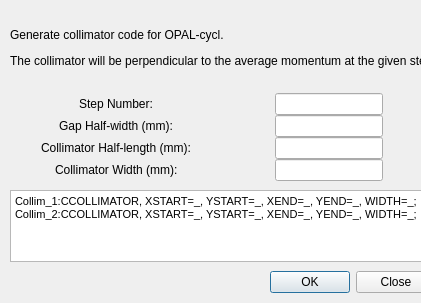
First picture: the form in py_particle_processor_qt/tools/CollimOPAL/collimOPALgui.ui, repository DanielWinklehner/py_particle_processor, before the edit.
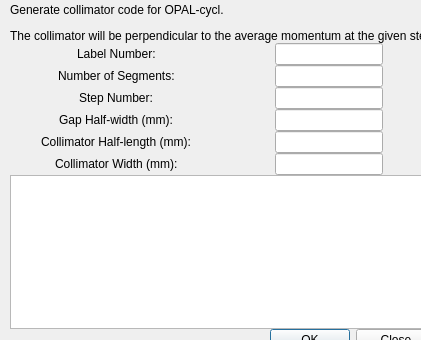
Second picture: the form after the edit.

Commit message: Improved collimator placement -MY

The edit to the form file:
```diff
--- a/py_particle_processor_qt/tools/CollimOPAL/collimOPALgui.ui
+++ b/py_particle_processor_qt/tools/CollimOPAL/collimOPALgui.ui
@@ -7,7 +7,7 @@
     <x>0</x>
     <y>0</y>
     <width>421</width>
-    <height>303</height>
+    <height>340</height>
    </rect>
   </property>
   <property name="sizePolicy">
@@ -35,7 +35,7 @@
       <x>10</x>
       <y>3</y>
       <width>401</width>
-      <height>300</height>
+      <height>358</height>
      </rect>
     </property>
     <layout class="QVBoxLayout" name="verticalLayout_3">
@@ -66,7 +66,17 @@
      </item>
      <item>
       <layout class="QGridLayout" name="gridLayout">
-       <item row="2" column="0" alignment="Qt::AlignHCenter">
+       <item row="6" column="0" alignment="Qt::AlignHCenter">
+        <widget class="QLabel" name="label_7">
+         <property name="text">
+          <string>Collimator Width (mm):</string>
+         </property>
+        </widget>
+       </item>
+       <item row="4" column="1" alignment="Qt::AlignHCenter">
+        <widget class="QLineEdit" name="gap"/>
+       </item>
+       <item row="4" column="0" alignment="Qt::AlignHCenter">
         <widget class="QLabel" name="label_6">
          <property name="text">
           <string>Gap Half-width (mm):</string>
@@ -74,41 +84,51 @@
         </widget>
        </item>
        <item row="2" column="1" alignment="Qt::AlignHCenter">
-        <widget class="QLineEdit" name="gap"/>
-       </item>
-       <item row="4" column="1" alignment="Qt::AlignHCenter">
-        <widget class="QLineEdit" name="w"/>
-       </item>
-       <item row="4" column="0" alignment="Qt::AlignHCenter">
-        <widget class="QLabel" name="label_7">
-         <property name="text">
-          <string>Collimator Width (mm):</string>
-         </property>
-        </widget>
-       </item>
-       <item row="0" column="1" alignment="Qt::AlignHCenter">
         <widget class="QLineEdit" name="step"/>
        </item>
-       <item row="0" column="0" alignment="Qt::AlignHCenter">
-        <widget class="QLabel" name="label_2">
-         <property name="text">
-          <string>Step Number:</string>
-         </property>
-        </widget>
+       <item row="6" column="1" alignment="Qt::AlignHCenter">
+        <widget class="QLineEdit" name="w"/>
        </item>
-       <item row="3" column="0" alignment="Qt::AlignHCenter">
+       <item row="5" column="1" alignment="Qt::AlignHCenter">
+        <widget class="QLineEdit" name="hl"/>
+       </item>
+       <item row="5" column="0" alignment="Qt::AlignHCenter">
         <widget class="QLabel" name="label_8">
          <property name="text">
           <string>Collimator Half-length (mm):</string>
          </property>
         </widget>
        </item>
-       <item row="3" column="1" alignment="Qt::AlignHCenter">
-        <widget class="QLineEdit" name="hl"/>
+       <item row="2" column="0" alignment="Qt::AlignHCenter">
+        <widget class="QLabel" name="label_2">
+         <property name="text">
+          <string>Step Number:</string>
+         </property>
+        </widget>
+       </item>
+       <item row="0" column="1" alignment="Qt::AlignHCenter">
+        <widget class="QLineEdit" name="num"/>
+       </item>
+       <item row="0" column="0" alignment="Qt::AlignHCenter">
+        <widget class="QLabel" name="label_3">
+         <property name="text">
+          <string>Label Number:</string>
+         </property>
+        </widget>
+       </item>
+       <item row="1" column="0" alignment="Qt::AlignHCenter">
+        <widget class="QLabel" name="label_4">
+         <property name="text">
+          <string>Number of Segments:</string>
+         </property>
+        </widget>
+       </item>
+       <item row="1" column="1" alignment="Qt::AlignHCenter">
+        <widget class="QLineEdit" name="nseg"/>
        </item>
       </layout>
      </item>
-     <item alignment="Qt::AlignVCenter">
+     <item>
       <widget class="QTextBrowser" name="textBrowser">
        <property name="sizeAdjustPolicy">
         <enum>QAbstractScrollArea::AdjustToContents</enum>
@@ -118,8 +138,7 @@
 &lt;html&gt;&lt;head&gt;&lt;meta name=&quot;qrichtext&quot; content=&quot;1&quot; /&gt;&lt;style type=&quot;text/css&quot;&gt;
 p, li { white-space: pre-wrap; }
 &lt;/style&gt;&lt;/head&gt;&lt;body style=&quot; font-family:'MS Shell Dlg 2'; font-size:8pt; font-weight:400; font-style:normal;&quot;&gt;
-&lt;p style=&quot; margin-top:0px; margin-bottom:0px; margin-left:0px; margin-right:0px; -qt-block-indent:0; text-indent:0px;&quot;&gt;Collim_1:CCOLLIMATOR, XSTART=_, YSTART=_, XEND=_, YEND=_, WIDTH=_;&lt;/p&gt;
-&lt;p style=&quot; margin-top:0px; margin-bottom:0px; margin-left:0px; margin-right:0px; -qt-block-indent:0; text-indent:0px;&quot;&gt;Collim_2:CCOLLIMATOR, XSTART=_, YSTART=_, XEND=_, YEND=_, WIDTH=_;&lt;/p&gt;&lt;/body&gt;&lt;/html&gt;</string>
+&lt;p style=&quot;-qt-paragraph-type:empty; margin-top:0px; margin-bottom:0px; margin-left:0px; margin-right:0px; -qt-block-indent:0; text-indent:0px;&quot;&gt;&lt;br /&gt;&lt;/p&gt;&lt;/body&gt;&lt;/html&gt;</string>
        </property>
       </widget>
      </item>
```
The commit also changes 8 other files.
